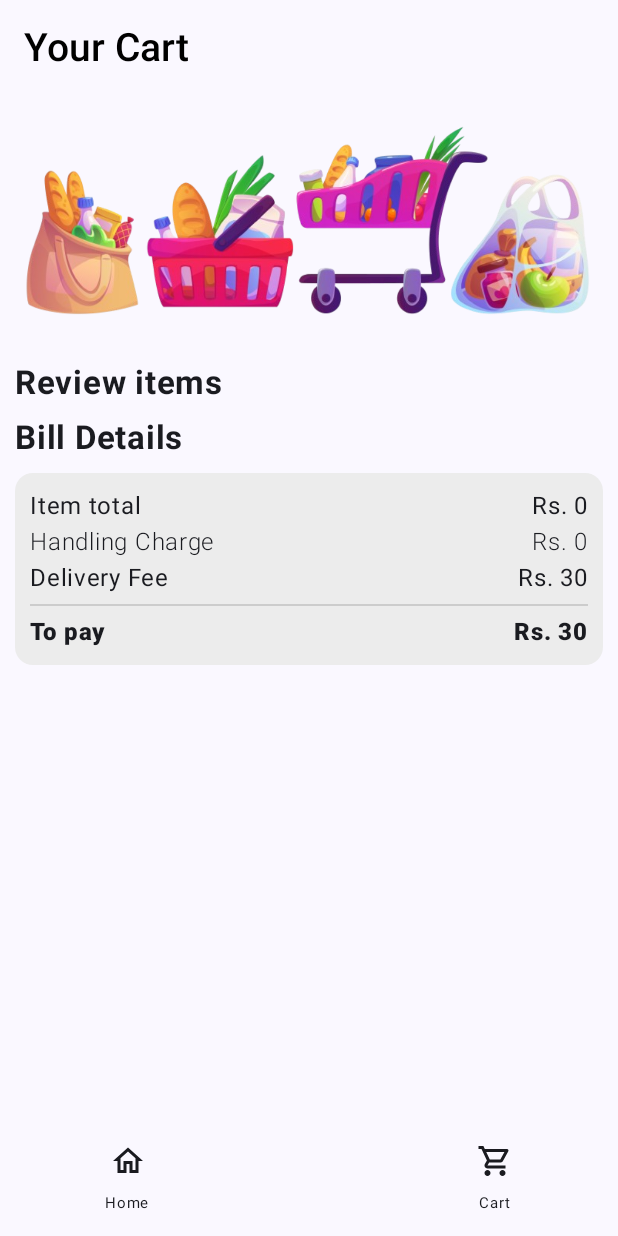
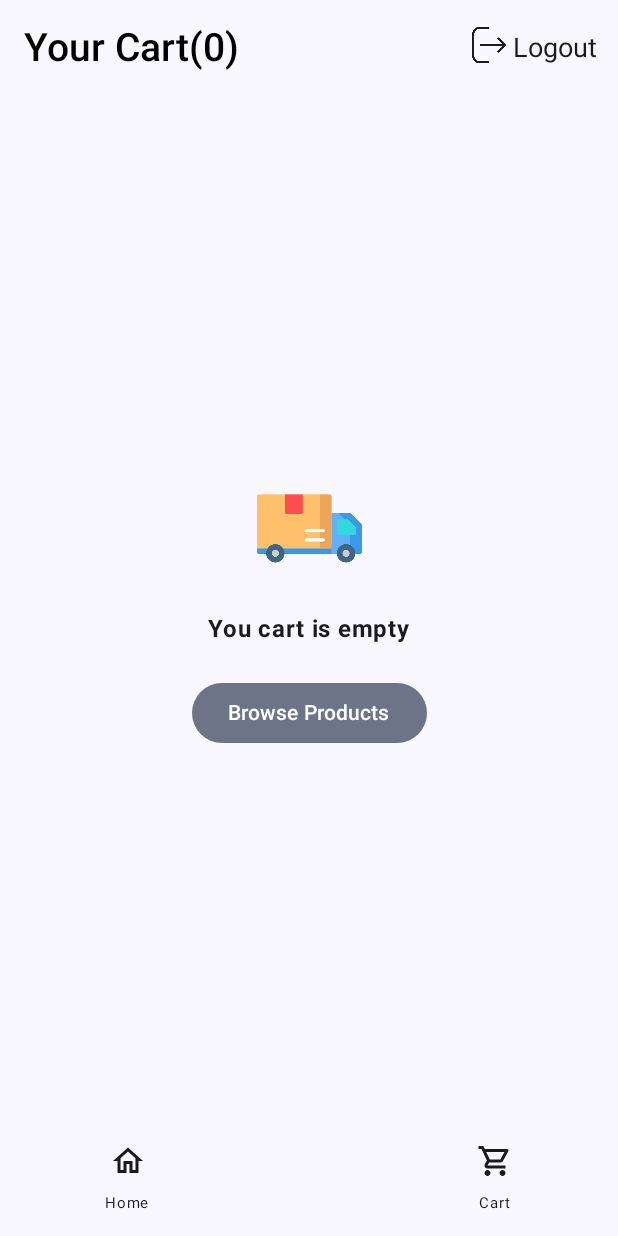
Before and after one commit to Abhaykekre/Flash-JetpackCompose, an Android app built with Jetpack Compose: the composable FlashApp shown on its own in the app's theme, after a tap on "Cart", on a phone screen of 412 x 824 dp. Run offline under Robolectric (Android 15) with nearby library versions, the phone set to English and light mode, and no system bars; our stand-ins replace Firebase (no records; nobody signed in at launch, a user with empty details on screens opened directly); pictures from the network do not load.

Commit message:
completing the project

```diff
--- a/app/src/main/java/com/example/flash/ui/CartScreen.kt
+++ b/app/src/main/java/com/example/flash/ui/CartScreen.kt
@@ -7,14 +7,17 @@ import androidx.compose.foundation.layout.Column
 import androidx.compose.foundation.layout.PaddingValues
 import androidx.compose.foundation.layout.Row
 import androidx.compose.foundation.layout.fillMaxHeight
+import androidx.compose.foundation.layout.fillMaxSize
 import androidx.compose.foundation.layout.fillMaxWidth
 import androidx.compose.foundation.layout.height
 import androidx.compose.foundation.layout.padding
+import androidx.compose.foundation.layout.size
 import androidx.compose.foundation.lazy.LazyColumn
 import androidx.compose.foundation.lazy.items
 import androidx.compose.material3.Card
 import androidx.compose.material3.CardDefaults
 import androidx.compose.material3.Divider
+import androidx.compose.material3.FilledTonalButton
 import androidx.compose.material3.Text
 import androidx.compose.runtime.Composable
 import androidx.compose.runtime.collectAsState
@@ -34,21 +37,30 @@ import com.example.flash.data.InternetItem
 import com.example.flash.data.InternetItemWithQuantity
 
 @Composable
-fun CartScreen(flashViewModel: FlashViewModel) {
+fun CartScreen(
+    flashViewModel: FlashViewModel,
+    onHomeButtonClicked: () -> Unit
+) {
 
     val cartItems by flashViewModel.cartItems.collectAsState()
-    val cartItemsWithQuantity = cartItems.groupBy { it }.map {
-        (item,cartItems) -> InternetItemWithQuantity(
+    val cartItemsWithQuantity = cartItems.groupBy { it }.map { (item, cartItems) ->
+        InternetItemWithQuantity(
             item,
             cartItems.size
         )
     }
+
+
+    if (cartItems.isNotEmpty()) {
         LazyColumn(
             contentPadding = PaddingValues(horizontal = 10.dp),
             verticalArrangement = Arrangement.spacedBy(10.dp),
         ) {
             item {
-            Image(painter = painterResource(id = R.drawable.banner), contentDescription = "banner")
+                Image(
+                    painter = painterResource(id = R.drawable.banner),
+                    contentDescription = "banner"
+                )
             }
             item {
                 Text(
@@ -58,7 +70,7 @@ fun CartScreen(flashViewModel: FlashViewModel) {
                 )
             }
             items(cartItemsWithQuantity) {
-            CartCard(it.item,flashViewModel,it.quantity)
+                CartCard(it.item, flashViewModel, it.quantity)
             }
             item {
                 Text(
@@ -71,7 +83,7 @@ fun CartScreen(flashViewModel: FlashViewModel) {
             }
 
             val totalPrice = cartItems.sumOf {
-            it.itemPrice * 75/100
+                it.itemPrice * 75 / 100
             }
             val handlingCharge = totalPrice * 1 / 100
             val deliveryFee = 30
@@ -114,11 +126,34 @@ fun CartScreen(flashViewModel: FlashViewModel) {
                 }
             }
         }
+    } else {
+        Column(
+            modifier = Modifier.fillMaxSize(),
+            horizontalAlignment = Alignment.CenterHorizontally,
+            verticalArrangement = Arrangement.Center
+        ) {
+            Image(
+                painter = painterResource(id = R.drawable.delivery),
+                contentDescription = "",
+                modifier = Modifier.size(70.dp)
+            )
+            Text(
+                text = "You cart is empty",
+                fontWeight = FontWeight.Bold,
+                modifier = Modifier.padding(20.dp),
+                )
+            FilledTonalButton(onClick = {
+                onHomeButtonClicked()
+            }) {
+                Text(text = "Browse Products")
+            }
+        }
+    }
 }
 
 @Composable
 fun CartCard(
-    cartItem : InternetItem,
+    cartItem: InternetItem,
     flashViewModel: FlashViewModel,
     cartItemQuantity: Int
 ) {
@@ -145,7 +180,7 @@ fun CartCard(
                 .weight(4f),
             verticalArrangement = Arrangement.SpaceEvenly,
         ) {
-            Text(text = cartItem.itemName, fontSize = 20.sp, maxLines = 1)
+            Text(text = cartItem.itemName, fontSize = 16.sp, maxLines = 1)
             Text(text = cartItem.itemQuantity, fontSize = 14.sp, maxLines = 1)
         }
 
@@ -165,7 +200,10 @@ fun CartCard(
                 textDecoration = TextDecoration.LineThrough
             )
             Text(
-                text = "Rs. ${cartItem.itemPrice * 75/100}", fontSize = 18.sp, maxLines = 1, color = Color(254, 116, 105, 255)
+                text = "Rs. ${cartItem.itemPrice * 75 / 100}",
+                fontSize = 18.sp,
+                maxLines = 1,
+                color = Color(254, 116, 105, 255)
             )
         }
 
@@ -185,7 +223,7 @@ fun CartCard(
 
             Card(modifier = Modifier
                 .clickable {
-                    flashViewModel.removeFromCart(item = cartItem)
+                    flashViewModel.removeFromCart(olditem = cartItem)
                 }
                 .fillMaxWidth(), colors = CardDefaults.cardColors(
                 containerColor = Color(254, 116, 105, 255)
--- a/app/src/main/java/com/example/flash/ui/FlashApp.kt
+++ b/app/src/main/java/com/example/flash/ui/FlashApp.kt
@@ -4,19 +4,25 @@ package com.example.flash.ui
 
 import androidx.compose.foundation.clickable
 import androidx.compose.foundation.layout.Arrangement
+import androidx.compose.foundation.layout.Box
 import androidx.compose.foundation.layout.Column
 import androidx.compose.foundation.layout.Row
 import androidx.compose.foundation.layout.fillMaxWidth
 import androidx.compose.foundation.layout.padding
+import androidx.compose.foundation.layout.size
 import androidx.compose.material.icons.Icons
 import androidx.compose.material.icons.filled.ArrowBack
 import androidx.compose.material.icons.outlined.Home
 import androidx.compose.material.icons.outlined.ShoppingCart
+import androidx.compose.material3.AlertDialog
+import androidx.compose.material3.Card
+import androidx.compose.material3.CardDefaults
 import androidx.compose.material3.ExperimentalMaterial3Api
 import androidx.compose.material3.Icon
 import androidx.compose.material3.IconButton
 import androidx.compose.material3.Scaffold
 import androidx.compose.material3.Text
+import androidx.compose.material3.TextButton
 import androidx.compose.material3.TopAppBar
 import androidx.compose.runtime.Composable
 import androidx.compose.runtime.collectAsState
@@ -24,6 +30,7 @@ import androidx.compose.runtime.getValue
 import androidx.compose.ui.Alignment
 import androidx.compose.ui.Modifier
 import androidx.compose.ui.graphics.Color
+import androidx.compose.ui.res.painterResource
 import androidx.compose.ui.text.font.FontFamily
 import androidx.compose.ui.text.font.FontWeight
 import androidx.compose.ui.unit.dp
@@ -34,12 +41,17 @@ import androidx.navigation.compose.NavHost
 import androidx.navigation.compose.composable
 import androidx.navigation.compose.currentBackStackEntryAsState
 import androidx.navigation.compose.rememberNavController
+import com.example.flash.R
+import com.example.flash.data.InternetItem
+import com.google.firebase.auth.FirebaseAuth
+import kotlin.math.log
 
 enum class FlashAppScreen(val title: String) {
     Start("FlashCart"), Items("Choose items"), Cart("Your Cart"),
 }
 
 var canNavigateBack = false
+val auth = FirebaseAuth.getInstance()
 
 @OptIn(ExperimentalMaterial3Api::class)
 @Composable
@@ -47,19 +59,33 @@ fun FlashApp(
     flashViewModel: FlashViewModel = viewModel(),
     navController: NavHostController = rememberNavController(),
 ) {
+
+    val user by flashViewModel.user.collectAsState()
+    val logoutClicked by flashViewModel.logoutClicked.collectAsState()
+    auth.currentUser?.let { flashViewModel.setUser(it) }
     val isVisible by flashViewModel.isVisible.collectAsState()
     val backScreenEntry by navController.currentBackStackEntryAsState()
     val currentScreen = FlashAppScreen.valueOf(
         backScreenEntry?.destination?.route ?: FlashAppScreen.Start.name
     )
     canNavigateBack = navController.previousBackStackEntry != null
-
+    val cartItems by flashViewModel.cartItems.collectAsState()
     if (isVisible) {
         OfferScreen()
+    } else if (user == null) {
+        LoginUi(flashViewModel = flashViewModel)
     } else {
         Scaffold(
             topBar = {
                 TopAppBar(title = {
+                    Row(
+                        verticalAlignment = Alignment.CenterVertically,
+                        horizontalArrangement = Arrangement.SpaceBetween,
+                        modifier = Modifier.fillMaxWidth()
+                    ) {
+                        Row(
+                            verticalAlignment = Alignment.CenterVertically,
+                        ) {
                             Text(
                                 text = currentScreen.title,
                                 fontSize = 26.sp,
@@ -67,6 +93,33 @@ fun FlashApp(
                                 fontWeight = FontWeight.SemiBold,
                                 color = Color.Black
                             )
+                            if (currentScreen == FlashAppScreen.Cart) {
+                                Text(
+                                    text = "(${cartItems.size})",
+                                    fontSize = 26.sp,
+                                    fontFamily = FontFamily.SansSerif,
+                                    fontWeight = FontWeight.SemiBold,
+                                    color = Color.Black
+                                )
+                            }
+                        }
+                        Row(
+                            modifier = Modifier.clickable {
+                                 flashViewModel.setLogoutStatus(true)
+                            }
+                        ) {
+                            Icon(
+                                painter = painterResource(id = R.drawable.logout),
+                                contentDescription = "",
+                                modifier = Modifier.size(24.dp)
+                            )
+                            Text(
+                                text = "Logout",
+                                fontSize = 18.sp,
+                                modifier = Modifier.padding(end = 14.dp, start = 4.dp)
+                            )
+                        }
+                    }
                 }, navigationIcon = {
                     if (canNavigateBack) {
                         IconButton(onClick = {
@@ -82,7 +135,9 @@ fun FlashApp(
             },
             bottomBar = {
                 FlashAppBar(
-                    navController = navController, currentScreen = currentScreen
+                    navController = navController,
+                    currentScreen = currentScreen,
+                    cartItems = cartItems,
                 )
             },
         ) {
@@ -104,16 +159,36 @@ fun FlashApp(
                     )
                 }
                 composable(route = FlashAppScreen.Cart.name) {
-                    CartScreen(flashViewModel=flashViewModel)
+                    CartScreen(flashViewModel = flashViewModel, onHomeButtonClicked = {
+                        navController.navigate(FlashAppScreen.Start.name) {
+                            popUpTo(0)
+                        }
+                    })
                 }
 
             }
+        }
+        if(logoutClicked){
+            AlertCheck(onYesButtonPressed = {
+                flashViewModel.setLogoutStatus(false)
+                auth.signOut()
+                flashViewModel.clearData()
+            },
+                onNoButtonPressed  ={
+                    flashViewModel.setLogoutStatus(false)
+            }
+            )
+
         }
     }
 }
 
 @Composable
-fun FlashAppBar(navController: NavHostController, currentScreen: FlashAppScreen) {
+fun FlashAppBar(
+    navController: NavHostController,
+    currentScreen: FlashAppScreen,
+    cartItems: List<InternetItem>,
+) {
     Row(
         horizontalArrangement = Arrangement.SpaceBetween,
         modifier = Modifier
@@ -142,8 +217,57 @@ fun FlashAppBar(navController: NavHostController, currentScreen: FlashAppScreen)
                     }
                 }
             }) {
+            Box {
                 Icon(imageVector = Icons.Outlined.ShoppingCart, contentDescription = "Cart")
+                if (cartItems.isNotEmpty()) Card(
+                    modifier = Modifier.align(
+                        alignment = Alignment.TopEnd
+                    ), colors = CardDefaults.cardColors(containerColor = Color.Red)
+                ) {
+                    Text(
+                        text = cartItems.size.toString(),
+                        fontSize = 10.sp,
+                        color = Color.White,
+                        fontWeight = FontWeight.ExtraBold,
+                        modifier = Modifier.padding(horizontal = 1.dp)
+                    )
+                }
+            }
             Text(text = "Cart", fontSize = 10.sp)
         }
     }
 }
+
+@Composable
+fun AlertCheck(
+    onYesButtonPressed: () -> Unit,
+    onNoButtonPressed: () -> Unit
+) {
+    AlertDialog(
+        title = {
+            Text(text = "Logout?", fontWeight = FontWeight.Bold)
+        },
+        containerColor = Color.White,
+        text = {
+            Text(text = "Are you sure you want to logout")
+        },
+        confirmButton = {
+            TextButton(onClick = {
+               onYesButtonPressed()
+            }) {
+                Text(text = "Yes")
+            }
+        },
+        onDismissRequest = {
+           onNoButtonPressed
+        },
+        dismissButton = {
+            TextButton(onClick = {
+                onNoButtonPressed
+            }) {
+                Text(text = "No")
+            }
+        },
+
+        )
+}
--- a/app/src/main/java/com/example/flash/ui/ItemScreen.kt
+++ b/app/src/main/java/com/example/flash/ui/ItemScreen.kt
@@ -208,7 +208,7 @@ fun ItemCard(
                 .fillMaxWidth()
                 .align(Alignment.CenterHorizontally)
                 .clickable {
-                    flashViewModel.addToCart(
+                    flashViewModel.addToDatabase(
                         InternetItem(
                             itemName = stringResourceId,
                             itemQuantity = itemQuantity,
--- a/build.gradle.kts
+++ b/build.gradle.kts
@@ -2,4 +2,5 @@
 plugins {
     alias(libs.plugins.android.application) apply false
     alias(libs.plugins.jetbrains.kotlin.android) apply false
+    id("com.google.gms.google-services") version "4.4.2" apply false
 }
```
Also changed, not shown: app/build.gradle.kts (+7 -1 lines), app/src/main/java/com/example/flash/data/InternetItem.kt (+5 -5 lines), app/src/main/java/com/example/flash/ui/FlashViewModel.kt (+142 -9 lines), app/src/main/java/com/example/flash/ui/LoginUI.kt (added, +108 -0 lines), app/src/main/java/com/example/flash/ui/NumberScreen.kt (added, +78 -0 lines), app/src/main/java/com/example/flash/ui/OtpScreen.kt (added, +153 -0 lines), app/src/main/res/drawable/delivery.png (added), app/src/main/res/drawable/logout.png (added), 1 other file. Lines whose indentation alone changed are shown as unchanged.
